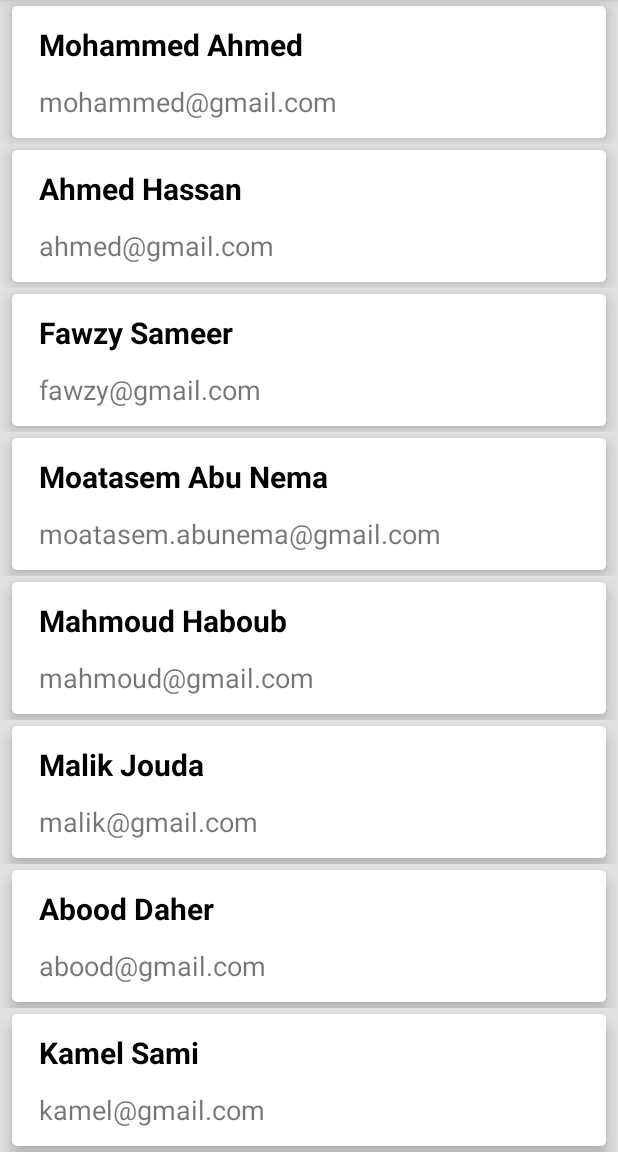
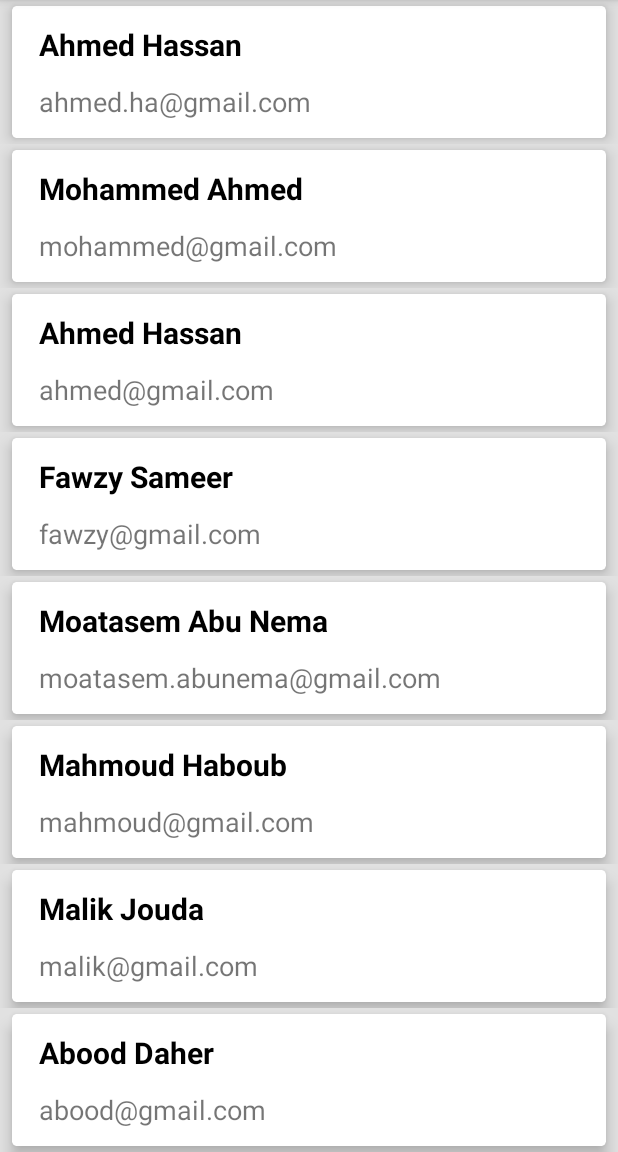
Before and after one commit to MotasemZiad/Unit-Testing, an Android app: the screen it shows after launch (MainActivity), on a phone screen of 412 x 824 dp, the part 84-1236 px from its top. Run offline under Robolectric (Android 15) with nearby library versions, the phone set to English and light mode, and no system bars.

```diff
--- a/app/build.gradle
+++ b/app/build.gradle
@@ -4,12 +4,12 @@ plugins {
 }
 
 android {
-    compileSdk 31
+    compileSdk 30
 
     defaultConfig {
         applicationId "com.ziad.motasem.hellotest2"
         minSdk 26
-        targetSdk 31
+        targetSdk 30
         versionCode 1
         versionName "1.0"
 
--- a/app/src/main/java/com/ziad/motasem/hellotest2/MainActivity.kt
+++ b/app/src/main/java/com/ziad/motasem/hellotest2/MainActivity.kt
@@ -4,6 +4,7 @@ import androidx.appcompat.app.AppCompatActivity
 import android.os.Bundle
 import androidx.recyclerview.widget.LinearLayoutManager
 import com.ziad.motasem.hellotest2.adapter.ItemAdapter
+import com.ziad.motasem.hellotest2.data.ListOfItems
 import com.ziad.motasem.hellotest2.databinding.ActivityMainBinding
 import com.ziad.motasem.hellotest2.model.Item
 
@@ -15,26 +16,10 @@ class MainActivity : AppCompatActivity() {
         binding = ActivityMainBinding.inflate(layoutInflater)
         setContentView(binding.root)
 
-        val data = ArrayList<Item>()
-
-        data.add(Item("Mohammed Ahmed", "mohammed@gmail.com"))
-        data.add(Item("Ahmed Hassan", "ahmed@gmail.com"))
-        data.add(Item("Fawzy Sameer", "fawzy@gmail.com"))
-        data.add(Item("Moatasem Abu Nema", "moatasem.abunema@gmail.com"))
-        data.add(Item("Mahmoud Haboub", "mahmoud@gmail.com"))
-        data.add(Item("Malik Jouda", "malik@gmail.com"))
-        data.add(Item("Abood Daher", "abood@gmail.com"))
-        data.add(Item("Kamel Sami", "kamel@gmail.com"))
-        data.add(Item("Ahmed Sami", "asami@gmail.com"))
-        data.add(Item("Khaled Emad", "khaled@gmail.com"))
-        data.add(Item("Ahmed Adas", "ahmed.adas@gmail.com"))
-        data.add(Item("Mahmoud Haboub", "mahmoud@gmail.com"))
-        data.add(Item("Malik Jouda", "malik@gmail.com"))
-        data.add(Item("Abood Daher", "abood@gmail.com"))
-        data.add(Item("Kamel Sami", "kamel@gmail.com"))
+        val data = ListOfItems.items
 
         binding.rvItems.layoutManager = LinearLayoutManager(this)
         binding.rvItems.setHasFixedSize(true)
-        binding.rvItems.adapter = ItemAdapter(data)
+        binding.rvItems.adapter = ItemAdapter(this, data)
     }
 }
--- a/app/src/main/java/com/ziad/motasem/hellotest2/adapter/ItemAdapter.kt
+++ b/app/src/main/java/com/ziad/motasem/hellotest2/adapter/ItemAdapter.kt
@@ -1,6 +1,6 @@
 package com.ziad.motasem.hellotest2.adapter
 
-import android.content.Intent
+import android.app.Activity
 import android.view.LayoutInflater
 import android.view.ViewGroup
 import android.widget.Toast
@@ -8,20 +8,25 @@ import androidx.recyclerview.widget.RecyclerView
 import com.ziad.motasem.hellotest2.databinding.ItemBinding
 import com.ziad.motasem.hellotest2.model.Item
 
-class ItemAdapter(val data: ArrayList<Item>): RecyclerView.Adapter<ItemAdapter.ViewHolder>()  {
+class ItemAdapter(val activity: Activity, val data: ArrayList<Item>): RecyclerView.Adapter<ItemAdapter.ViewHolder>()  {
 
     class ViewHolder(binding: ItemBinding) : RecyclerView.ViewHolder(binding.root) {
         val tvName = binding.tvName
         val tvEmail = binding.tvEmail
+        val card = binding.cardItem
     }
 
     override fun onCreateViewHolder(parent: ViewGroup, viewType: Int): ViewHolder {
-        return ViewHolder(ItemBinding.inflate(LayoutInflater.from(parent.context), parent, false))
+        return ViewHolder(ItemBinding.inflate(LayoutInflater.from(activity), parent, false))
     }
 
     override fun onBindViewHolder(holder: ViewHolder, position: Int) {
         holder.tvName.text = data[position].name
         holder.tvEmail.text = data[position].email
+
+        holder.card.setOnClickListener {
+            Toast.makeText(activity, "Card #${data[position]}", Toast.LENGTH_SHORT).show()
+        }
     }
 
     override fun getItemCount(): Int {
--- /dev/null
+++ b/app/src/main/java/com/ziad/motasem/hellotest2/data/ListOfItems.kt
@@ -0,0 +1,24 @@
+package com.ziad.motasem.hellotest2.data
+
+import com.ziad.motasem.hellotest2.model.Item
+
+object ListOfItems {
+    val items = arrayListOf(
+        Item("Ahmed Hassan", "ahmed.ha@gmail.com"),
+        Item("Mohammed Ahmed", "mohammed@gmail.com"),
+        Item("Ahmed Hassan", "ahmed@gmail.com"),
+        Item("Fawzy Sameer", "fawzy@gmail.com"),
+        Item("Moatasem Abu Nema", "moatasem.abunema@gmail.com"),
+        Item("Mahmoud Haboub", "mahmoud@gmail.com"),
+        Item("Malik Jouda", "malik@gmail.com"),
+        Item("Abood Daher", "abood@gmail.com"),
+        Item("Kamel Sami", "kamel@gmail.com"),
+        Item("Ahmed Sami", "asami@gmail.com"),
+        Item("Khaled Emad", "khaled@gmail.com"),
+        Item("Ahmed Adas", "ahmed.adas@gmail.com"),
+        Item("Mahmoud Haboub", "mahmoud@gmail.com"),
+        Item("Malik Jouda", "malik@gmail.com"),
+        Item("Abood Daher", "abood@gmail.com"),
+        Item("Kamel Sami", "kamel@gmail.com")
+    )
+}
```
Also changed, not shown: 1 other file.
